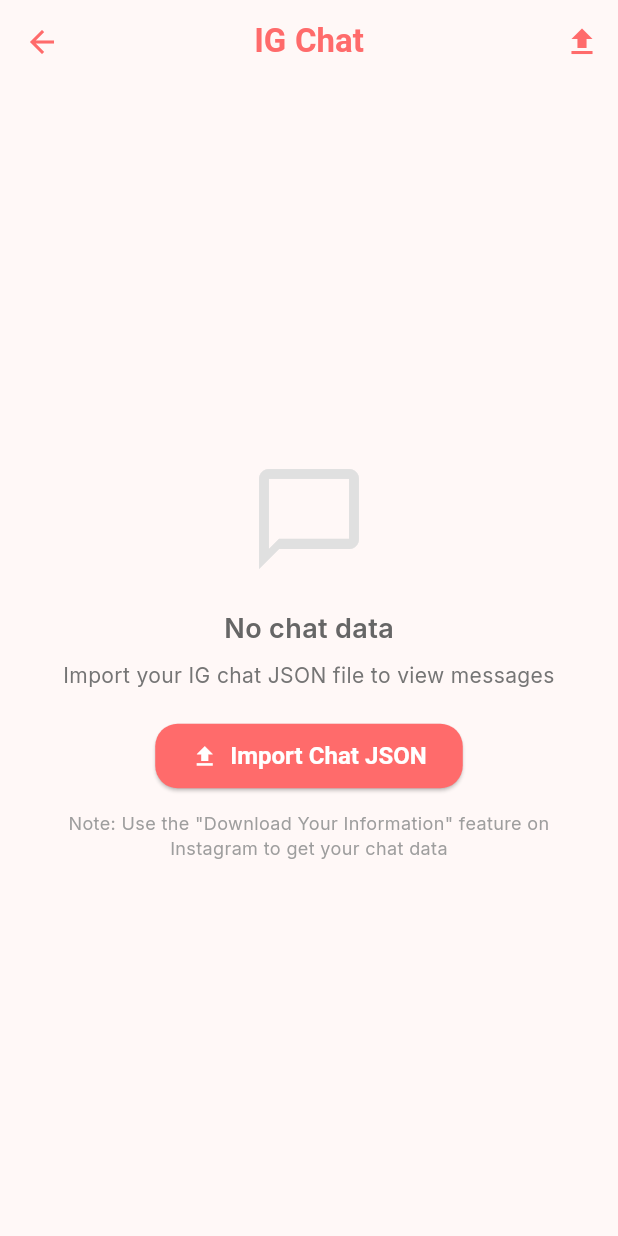
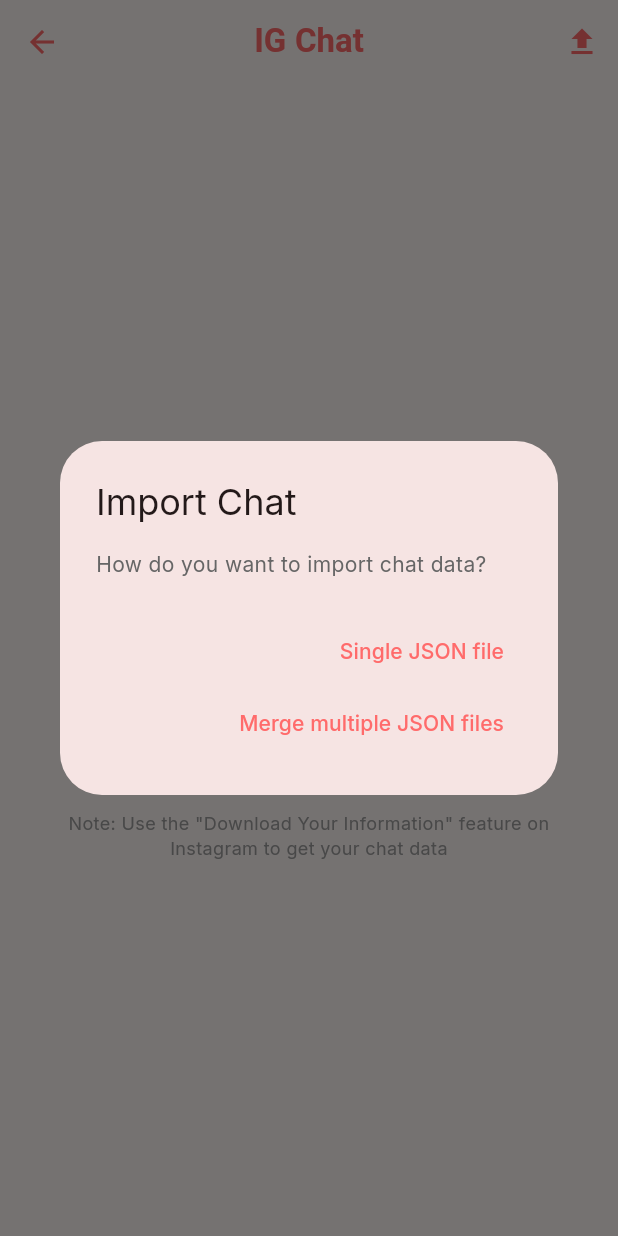
Before and after one commit to munkh-hustle/muchi, a Flutter app: the IgChatScreen screen opened directly, after a tap on "Import Chat JSON", on a phone screen of 412 x 824 dp. Run offline on Flutter 3.47's test engine with Material 3 defaults, Android fonts, the phone set to English and light mode, and no system bars; our stand-ins replace file_picker, google_fonts, share_plus, shared_preferences; accounts and stored records are empty; Roboto replaces fonts that are missing (DancingScript); project files that could hold a hidden picture were left out.

```diff
--- a/lib/screens/ig_chat_screen.dart
+++ b/lib/screens/ig_chat_screen.dart
@@ -3,6 +3,7 @@ import 'dart:convert';
 import 'dart:io';
 import 'package:flutter/material.dart';
 import 'package:file_picker/file_picker.dart';
+import 'package:muchi/services/chat_merge_service.dart';
 import 'package:provider/provider.dart';
 import 'package:muchi/providers/chat_provider.dart';
 import 'package:muchi/models/chat_message.dart';
@@ -37,8 +38,30 @@ class _IgChatScreenState extends State<IgChatScreen> {
     super.dispose();
   }
 
+  // In _importChat method, add option to merge multiple files
   Future<void> _importChat() async {
     try {
+      // Show options dialog
+      final option = await showDialog<int>(
+        context: context,
+        builder: (context) => AlertDialog(
+          title: const Text('Import Chat'),
+          content: const Text('How do you want to import chat data?'),
+          actions: [
+            TextButton(
+              onPressed: () => Navigator.pop(context, 1),
+              child: const Text('Single JSON file'),
+            ),
+            TextButton(
+              onPressed: () => Navigator.pop(context, 2),
+              child: const Text('Merge multiple JSON files'),
+            ),
+          ],
+        ),
+      );
+
+      if (option == 1) {
+        // Original single file import
         FilePickerResult? result = await FilePicker.platform.pickFiles(
           type: FileType.custom,
           allowedExtensions: ['json'],
@@ -50,22 +73,7 @@ class _IgChatScreenState extends State<IgChatScreen> {
         final file = File(result.files.single.path!);
         final jsonString = await file.readAsString();
         final chatProvider = context.read<ChatProvider>();
-
-      // Try to parse and import
-      final jsonData = jsonDecode(jsonString);
-
-      // Check if this is the correct Instagram JSON structure
-      if (jsonData['participants'] == null || jsonData['messages'] == null) {
-        // Try alternative structure
-        if (jsonData['conversation'] != null) {
-          // Different Instagram JSON format
         await chatProvider.importChatFromJson(jsonString);
-        } else {
-          throw Exception('Invalid Instagram chat JSON format');
-        }
-      } else {
-        await chatProvider.importChatFromJson(jsonString);
-      }
 
         ScaffoldMessenger.of(context).showSnackBar(
           const SnackBar(
@@ -73,12 +81,24 @@ class _IgChatScreenState extends State<IgChatScreen> {
             backgroundColor: Colors.green,
           ),
         );
+      } else if (option == 2) {
+        // Merge multiple files
+        final mergedJson = await ChatMergeService.importAndMergeMultipleFiles();
+        final chatProvider = context.read<ChatProvider>();
+        await chatProvider.importChatFromJson(mergedJson);
+
+        ScaffoldMessenger.of(context).showSnackBar(
+          const SnackBar(
+            content: Text('Multiple chat files merged and imported!'),
+            backgroundColor: Colors.green,
+          ),
+        );
+      }
     } catch (e) {
-      print('Import error: $e'); // For debugging
+      print('Import error: $e');
       ScaffoldMessenger.of(context).showSnackBar(
         SnackBar(
-          content: Text(
-              'Import failed: $e\nMake sure you selected the correct JSON file.'),
+          content: Text('Import failed: $e'),
           backgroundColor: Colors.red,
         ),
       );
--- a/lib/screens/settings_screen.dart
+++ b/lib/screens/settings_screen.dart
@@ -1,5 +1,6 @@
 // lib/screens/settings_screen.dart
 import 'package:flutter/material.dart';
+import 'package:muchi/screens/ig_chat_screen.dart';
 import 'package:muchi/services/data_service.dart';
 import 'package:provider/provider.dart'; // Add this import
 import 'package:muchi/providers/memory_provider.dart'; // Add this import
@@ -46,6 +47,13 @@ class SettingsScreen extends StatelessWidget {
                 subtitle: 'Import memories from backup file',
                 onTap: () => DataService.importMemories(context),
                 color: const Color(0xFFFF9800),
+              ),
+              _buildSettingItem(
+                icon: Icons.merge,
+                title: 'Bulk Import IG Chat',
+                subtitle: 'Import multiple chat JSON files at once',
+                onTap: () => _showBulkImportDialog(context),
+                color: const Color(0xFF9C27B0),
               ),
               _buildSettingItem(
                 icon: Icons.delete_forever,
@@ -197,4 +205,42 @@ class SettingsScreen extends StatelessWidget {
       ),
     );
   }
+
+  void _showBulkImportDialog(BuildContext context) {
+    showDialog(
+      context: context,
+      builder: (context) => AlertDialog(
+        title: const Text('Bulk Import Instagram Chat'),
+        content: const Text(
+          'Select all your message_*.json files from the Instagram data folder. '
+          'The app will merge them into a single conversation.',
+        ),
+        actions: [
+          TextButton(
+            onPressed: () => Navigator.pop(context),
+            child: const Text('Cancel'),
+          ),
+          ElevatedButton(
+            onPressed: () async {
+              Navigator.pop(context);
+              // Navigate to chat screen with bulk import option
+              Navigator.push(
+                context,
+                MaterialPageRoute(
+                  builder: (context) => IgChatScreen(),
+                ),
+              ).then((_) {
+                // Trigger bulk import
+                Future.delayed(Duration(milliseconds: 500), () {
+                  // You might want to pass a parameter or use a different approach
+                  // This is just a conceptual example
+                });
+              });
+            },
+            child: const Text('Start Bulk Import'),
+          ),
+        ],
+      ),
+    );
+  }
 }
```
Also changed, not shown: lib/models/chat_message.dart (+19 -0 lines), lib/providers/chat_provider.dart (+7 -18 lines), lib/screens/ig_chat_detail_screen.dart (+130 -45 lines), lib/services/chat_merge_service.dart (added, +95 -0 lines). Lines whose indentation alone changed are shown as unchanged.
